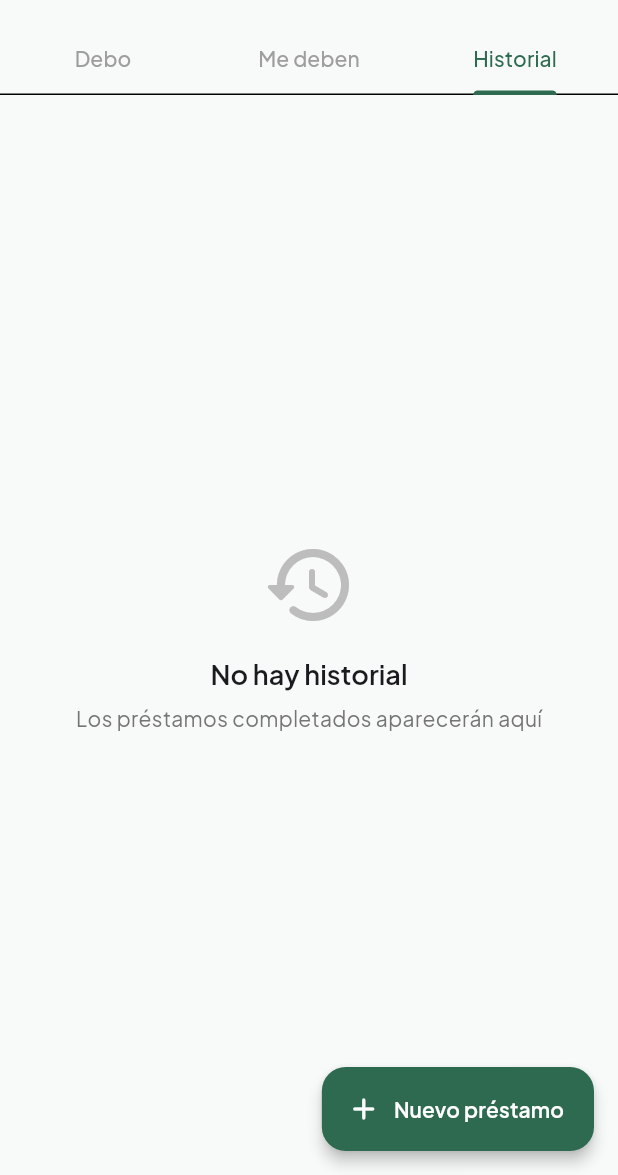
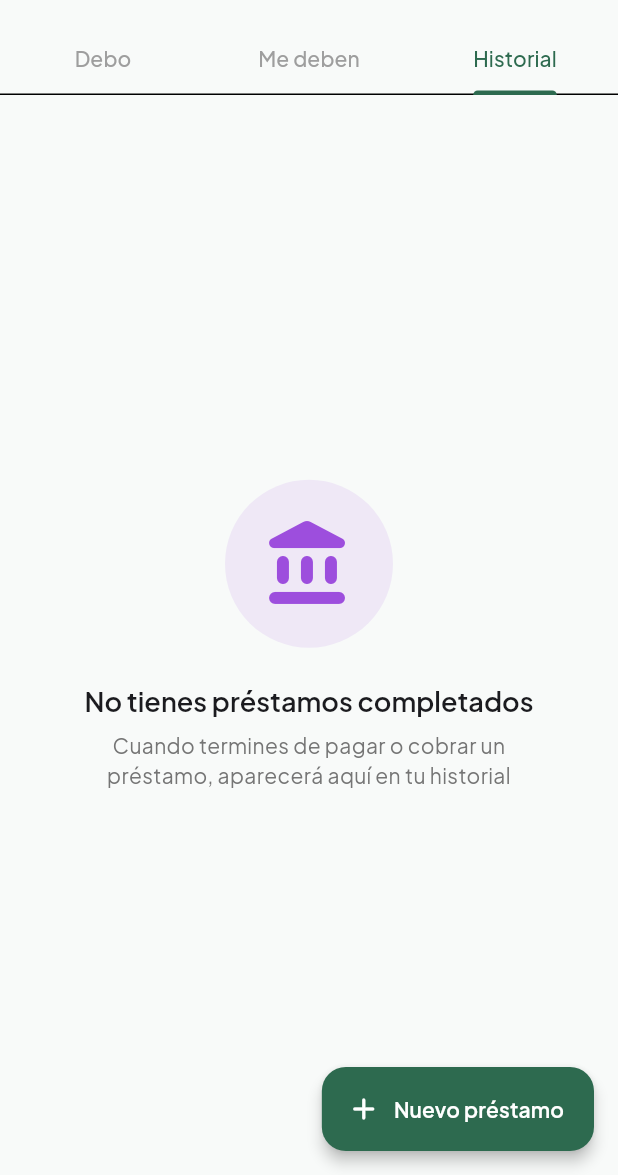
Before and after one commit to Dorak00oo/brote, a Flutter app: the LoansScreen screen opened directly, tab 3 chosen, on a phone screen of 412 x 824 dp, the part 61-1236 px from its top. Run offline on Flutter 3.47's test engine with Material 3 defaults, Android fonts, the phone set to English and light mode, and no system bars; our stand-ins replace drift, fl_chart, flutter_local_notifications, google_fonts, open_filex, package_info_plus and 2 more; missing offline and left inert: excel; accounts and stored records are empty; generated files the repository leaves out were written again; statements that could not run were skipped.

```diff
--- a/lib/screens/loans_history_screen.dart
+++ b/lib/screens/loans_history_screen.dart
@@ -148,25 +148,39 @@ class _LoansHistoryScreenState extends State<LoansHistoryScreen> {
         final completedLoans = loans.where((l) => l.status == LoanStatus.paidOff).toList();
 
         if (completedLoans.isEmpty) {
+          final isDark = Theme.of(context).brightness == Brightness.dark;
           return Center(
             child: Column(
               mainAxisAlignment: MainAxisAlignment.center,
               children: [
-                Icon(
-                  Icons.history_rounded,
-                  size: 64,
-                  color: Colors.grey[400],
+                Container(
+                  padding: const EdgeInsets.all(24),
+                  decoration: BoxDecoration(
+                    color: Theme.of(context).colorScheme.loan.withOpacity(0.1),
+                    shape: BoxShape.circle,
+                  ),
+                  child: Icon(
+                    Icons.account_balance_rounded,
+                    size: 64,
+                    color: Theme.of(context).colorScheme.loan,
+                  ),
                 ),
-                const SizedBox(height: 16),
+                const SizedBox(height: 24),
                 Text(
-                  'No hay historial',
+                  'No tienes préstamos completados',
                   style: Theme.of(context).textTheme.titleLarge,
+                  textAlign: TextAlign.center,
                 ),
                 const SizedBox(height: 8),
-                Text(
-                  'Los préstamos completados aparecerán aquí',
-                  style: TextStyle(color: Colors.grey[600]),
-                  textAlign: TextAlign.center,
+                Padding(
+                  padding: const EdgeInsets.symmetric(horizontal: 40),
+                  child: Text(
+                    'Cuando termines de pagar o cobrar un préstamo, aparecerá aquí en tu historial',
+                    style: TextStyle(
+                      color: isDark ? Colors.grey[400] : Colors.grey[600],
+                    ),
+                    textAlign: TextAlign.center,
+                  ),
                 ),
               ],
             ),
--- a/pubspec.yaml
+++ b/pubspec.yaml
@@ -1,7 +1,7 @@
 name: brote
 description: Aplicación de gestión financiera personal
 publish_to: 'none'
-version: 1.3.0+3
+version: 1.3.1+4
 
 environment:
   sdk: '>=3.0.0 <4.0.0'
```
Also changed, not shown: lib/screens/investments_history_with_completed_screen.dart (+24 -10 lines), lib/screens/savings_history_with_completed_screen.dart (+24 -10 lines), lib/screens/savings_screen.dart (+3 -5 lines), 1 other file.
